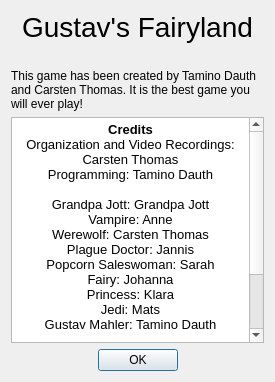
Qt form ui/aboutdialog.ui (tdauth/gustavsfairyland) before a commit.
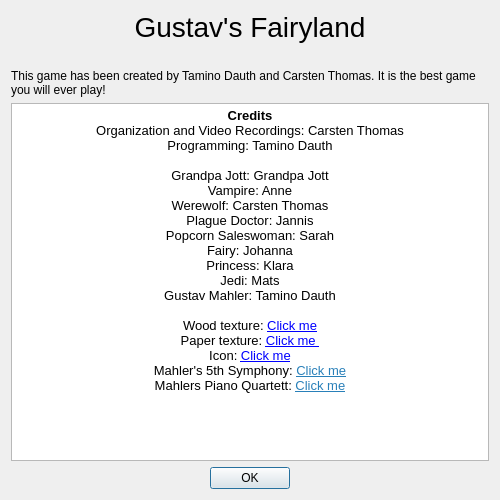
The same form after that commit. Icons and pictures are not drawn.

```diff
--- a/ui/aboutdialog.ui
+++ b/ui/aboutdialog.ui
@@ -6,8 +6,8 @@
    <rect>
     <x>0</x>
     <y>0</y>
-    <width>275</width>
-    <height>382</height>
+    <width>500</width>
+    <height>500</height>
    </rect>
   </property>
   <property name="maximumSize">
```
